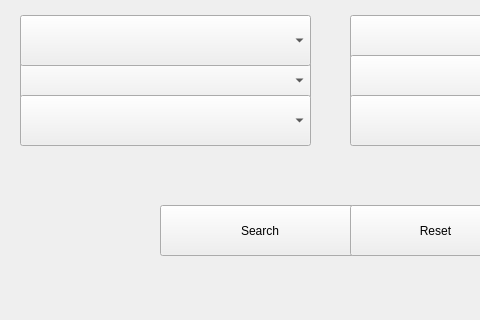
Before: the Qt Designer form main_window_new.ui in kevinzehner/python-boot-catalogue, drawn with Qt 5; both pictures show x 0 to 480 and y 185 to 505 of the 1440 by 819 pixel window.
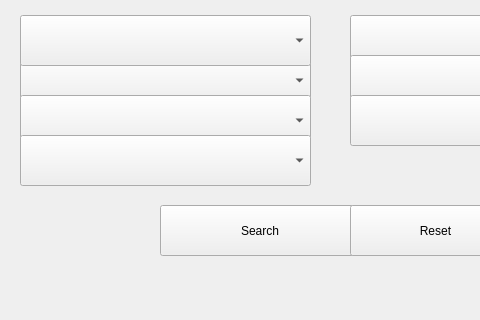
After: the same form once the commit is applied.

Diff of the .ui file:
```diff
--- a/main_window_new.ui
+++ b/main_window_new.ui
@@ -181,6 +181,16 @@
      <string/>
     </property>
    </widget>
+   <widget class="QComboBox" name="transmissionComboBox">
+    <property name="geometry">
+     <rect>
+      <x>20</x>
+      <y>320</y>
+      <width>291</width>
+      <height>51</height>
+     </rect>
+    </property>
+   </widget>
   </widget>
   <widget class="QMenuBar" name="menubar">
    <property name="geometry">
```
